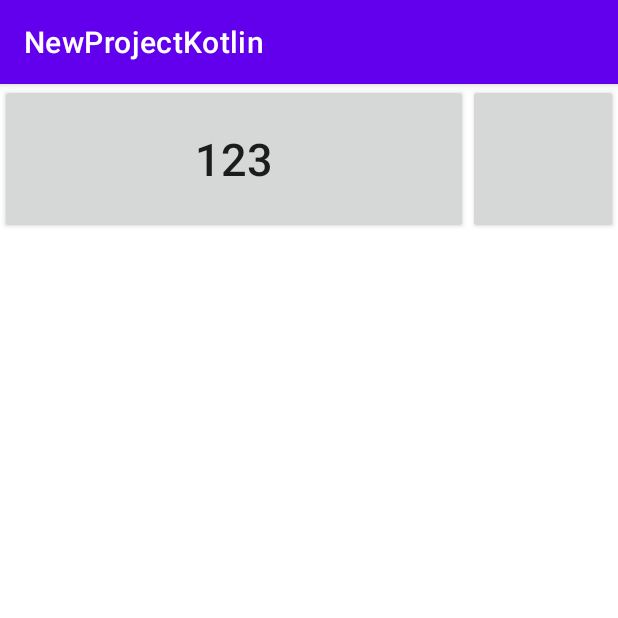
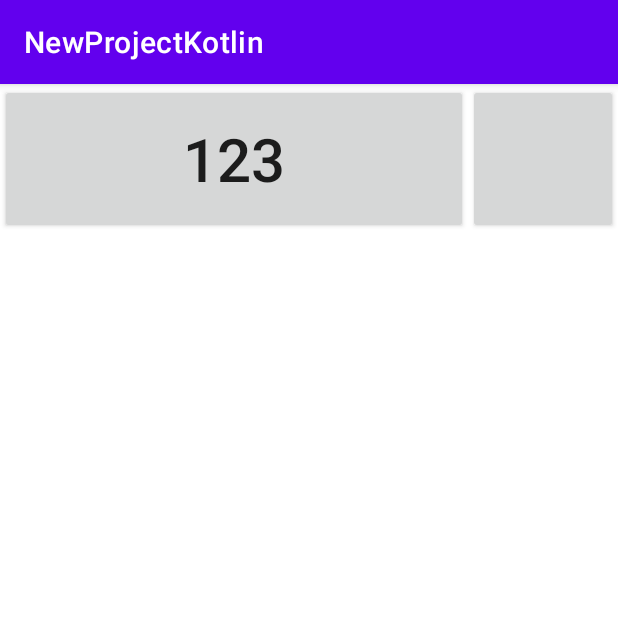
Before and after one commit to HY219/study, an Android app: the screen it shows after launch (MainActivity), on a phone screen of 412 x 824 dp, the top half of it. Run offline under Robolectric (Android 15) with nearby library versions, the phone set to English and light mode, and no system bars.

Commit message:
Update activity_main.xml

```diff
--- a/android/constrainlayout/NewProjectKotlin/app/src/main/res/layout/activity_main.xml
+++ b/android/constrainlayout/NewProjectKotlin/app/src/main/res/layout/activity_main.xml
@@ -20,7 +20,7 @@
         app:layout_constraintLeft_toLeftOf="parent"
         app:layout_constraintRight_toLeftOf="@+id/AppCompatButton2"
         android:text="123"
-        android:textSize="30dp"
+        android:textSize="40dp"
         />
 
 <!--    android:layout_width="wrap_parent"-->
```
